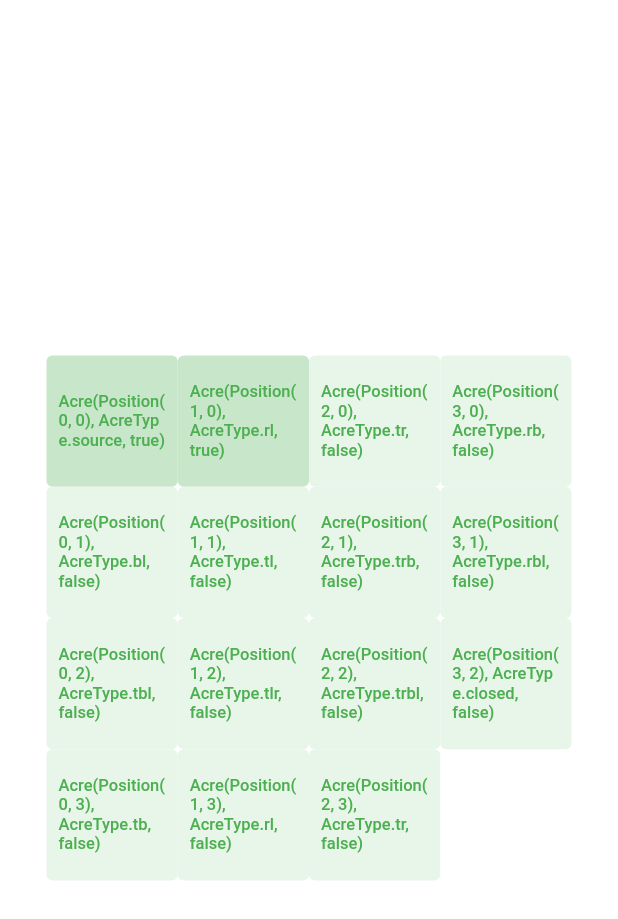
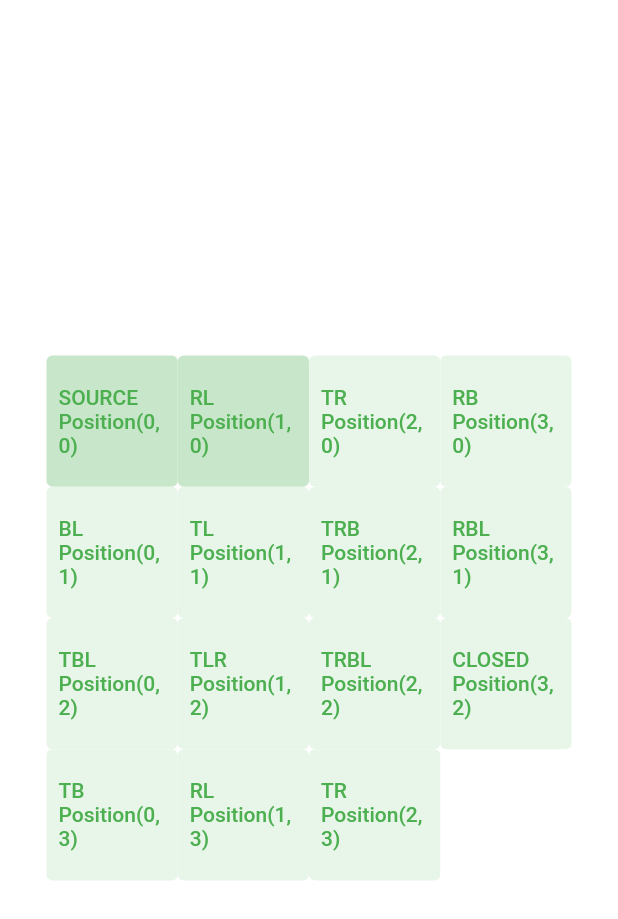
Before and after one commit to matthewlee01/acres, a Flutter app: the screen it shows after launch, on a phone screen of 412 x 824 dp. Shown: the top 919 px of the screen. Run offline on Flutter 3.47's test engine with Material 2 defaults, Android fonts, the light colour scheme and no system bars; our stand-ins replace equatable.

Commit message:
refactored widgets for movement animation

```diff
--- a/lib/main.dart
+++ b/lib/main.dart
@@ -17,17 +17,7 @@
   Widget build(BuildContext context) {
     return MaterialApp(
       title: 'acres',
-      theme: ThemeData(
-          // This is the theme of your application.
-          //
-          // Try running your application with "flutter run". You'll see the
-          // application has a blue toolbar. Then, without quitting the app, try
-          // changing the primarySwatch below to Colors.green and then invoke
-          // "hot reload" (press "r" in the console where you ran "flutter run",
-          // or simply save your changes to "hot reload" in a Flutter IDE).
-          // Notice that the counter didn't reset back to zero; the application
-          // is not restarted.
-          primarySwatch: Colors.green),
+      theme: ThemeData(primarySwatch: Colors.green),
       home: const Center(
         child: SizedBox(
           width: landWidth,
@@ -66,11 +56,13 @@
   void initState() {
     super.initState();
     _acres = generateAcres(widget.size);
+    irrigate();
   }
 
   List<Acre> generateAcres(int size) {
     List<Acre> acres = [];
     acres.add(Acre(
+      id: 0,
       position: const Position(
         x: 0,
         y: 0,
@@ -80,6 +72,7 @@
     for (int i = 1; i < (size * size) - 1; i++) {
       acres.add(
         Acre(
+            id: i,
             position: Position(
               x: i % size,
               y: i ~/ size,
@@ -89,6 +82,7 @@
     }
     acres.add(
       Acre(
+        id: (size * size - 1),
         position: Position(
           x: size - 1,
           y: size - 1,
@@ -115,17 +109,19 @@
   void _slideAcres(Acre acre) {
     if (acre.type == AcreType.empty || !_acreSlideable(acre)) return;
     Position targetEmpty = acre.position;
+    Acre empty = _posToAcre(emptyPos);
     int dx = (acre.position.x - emptyPos.x).sign;
     int dy = (acre.position.y - emptyPos.y).sign;
 
     setState(() {
       while (emptyPos != targetEmpty) {
-        Position swapPos = Position(x: emptyPos.x + dx, y: emptyPos.y + dy);
-        _acres[_posToIndex(emptyPos)] =
-            _posToAcre(swapPos).copyWith(newP: emptyPos);
-        _acres[_posToIndex(swapPos)] =
-            Acre(position: swapPos, type: AcreType.empty);
-        emptyPos = swapPos;
+        Position swapP = Position(x: emptyPos.x + dx, y: emptyPos.y + dy);
+        Acre swap = _posToAcre(swapP);
+        empty.position = swapP;
+        swap.position = emptyPos;
+        _acres[_posToIndex(swapP)] = empty;
+        _acres[_posToIndex(emptyPos)] = swap;
+        emptyPos = swapP;
       }
     });
   }
@@ -172,55 +168,36 @@
 
   @override
   Widget build(BuildContext context) {
-    drain();
-    irrigate();
     return Stack(
-      children: _acres.map(
-        (acre) {
-          return AcreTile(
-            acre: acre,
-            clickHandler: _slideAcres,
-          );
-        },
-      ).toList(),
+      children: _acres.map((acre) {
+        return AnimatedPositioned(
+          key: ValueKey(acre.id),
+          left: acre.position.x * (landWidth / widget.size),
+          top: acre.position.y * (landHeight / widget.size),
+          width: landWidth / widget.size,
+          height: landHeight / widget.size,
+          duration: const Duration(milliseconds: 420),
+          curve: Curves.ease,
+          onEnd: () {
+            setState(() {
+              drain();
+              irrigate();
+            });
+          },
+          child: (acre.type != AcreType.empty)
+              ? TextButton(
+                  style: TextButton.styleFrom(
+                      backgroundColor: acre.saturation
+                          ? Colors.green[100]
+                          : Colors.green[50]),
+                  onPressed: () {
+                    _slideAcres(acre);
+                  },
+                  child: Text(acre.toString()),
+                )
+              : Container(),
+        );
+      }).toList(),
     );
   }
 }
-
-class AcreTile extends StatelessWidget {
-  const AcreTile({
-    Key? key,
-    required this.acre,
-    required this.clickHandler,
-  }) : super(key: key);
-
-  final Acre acre;
-  final void Function(Acre) clickHandler;
-
-  @override
-  Widget build(BuildContext context) {
-    if (acre.type == AcreType.empty) {
-      return Container();
-    }
-    return Positioned(
-      left: acre.position.x * (landWidth / 4),
-      top: acre.position.y * (landHeight / 4),
-      width: landWidth / 4,
-      height: landHeight / 4,
-      child: TextButton(
-        style: TextButton.styleFrom(
-            backgroundColor:
-                acre.saturation ? Colors.green[100] : Colors.green[50]),
-        child: Text(
-          acre.toString(),
-          style: const TextStyle(
-            fontSize: 11,
-          ),
-        ),
-        onPressed: () {
-          clickHandler(acre);
-        },
-      ),
-    );
-  }
-}
--- a/lib/model/acre.dart
+++ b/lib/model/acre.dart
@@ -1,5 +1,4 @@
 import 'package:acres/model/position.dart';
-import 'package:equatable/equatable.dart';
 
 enum AcreType {
   source,
@@ -18,8 +17,14 @@ enum AcreType {
   empty,
 }
 
-class Acre extends Equatable {
-  final Position position;
+extension ParseToString on AcreType {
+  String toShortString() {
+    return toString().split('.').last;
+  }
+}
+
+class Acre {
+  Position position;
   final AcreType type;
   final bool saturation;
 
@@ -28,9 +33,12 @@ class Acre extends Equatable {
   final bool openB;
   final bool openL;
 
-  const Acre({
+  final int id;
+
+  Acre({
     required this.position,
     required this.type,
+    required this.id,
     this.saturation = false,
   })  : openT = (type == AcreType.tb ||
             type == AcreType.tr ||
@@ -65,19 +73,14 @@ class Acre extends Equatable {
             type == AcreType.trbl ||
             type == AcreType.source);
 
-  // overrides toString with props
   @override
-  bool get stringify => true;
-
-  @override
-  List<Object> get props => [
-        position,
-        type,
-        saturation,
-      ];
+  String toString() {
+    return type.toShortString().toUpperCase() + "\n" + position.toString();
+  }
 
   Acre copyWith({Position? newP, AcreType? newT, bool? newS}) {
     return Acre(
+      id: id,
       position: newP ?? position,
       type: newT ?? type,
       saturation: newS ?? saturation,
```
Also changed, not shown: 1 other file.
